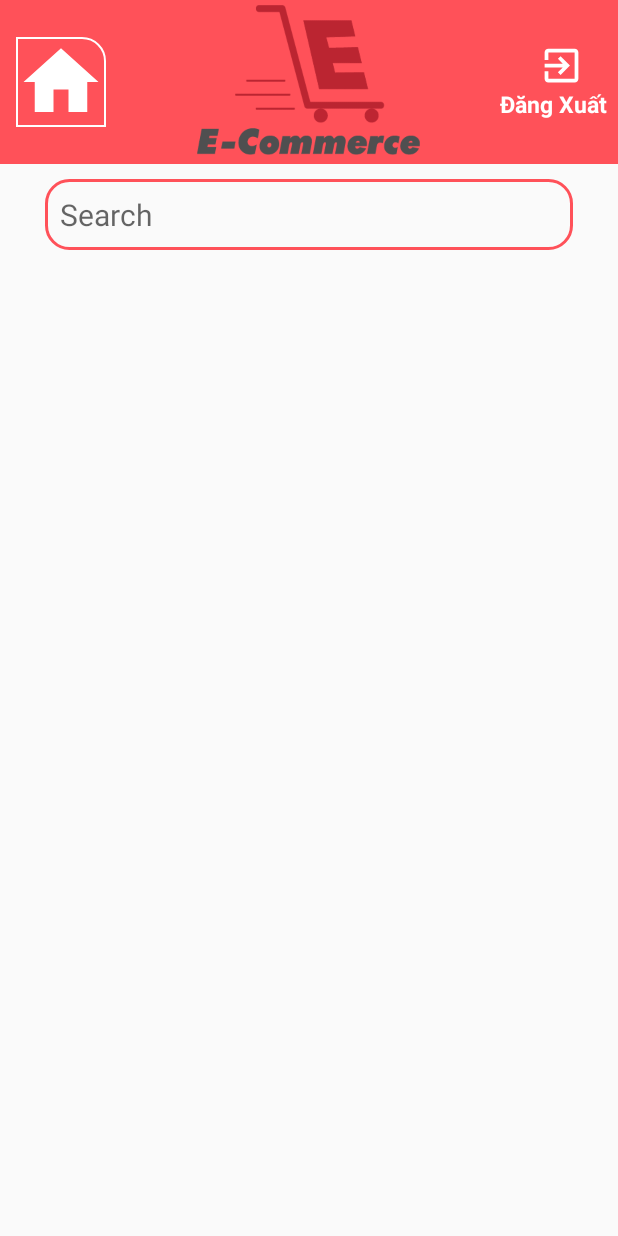
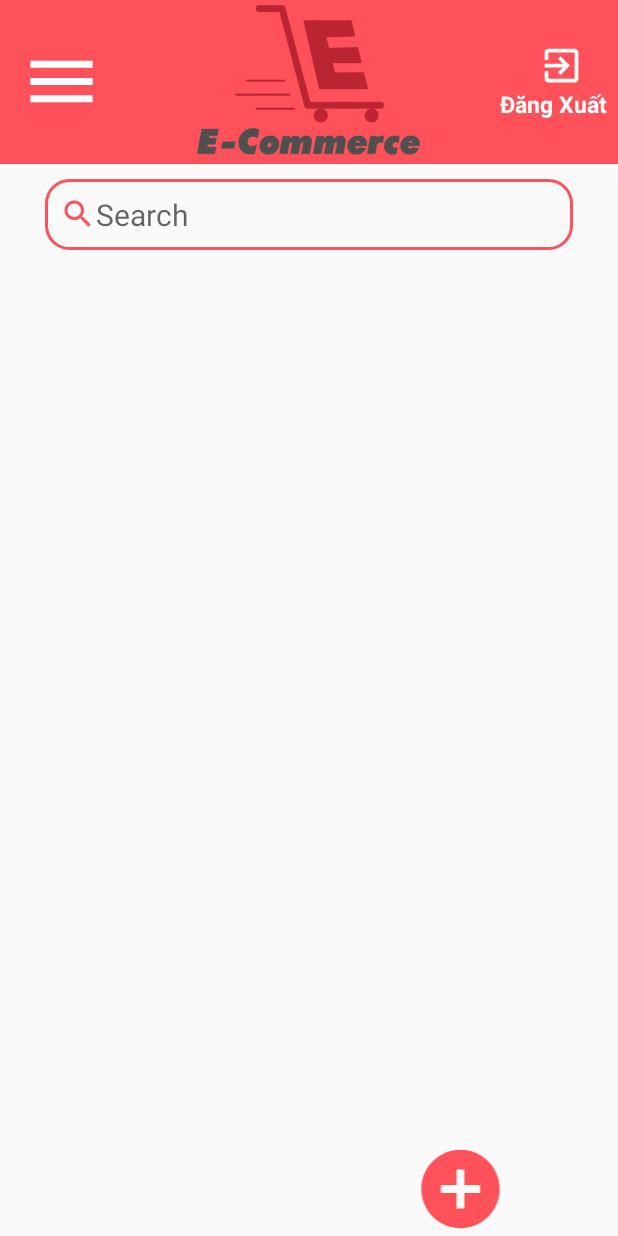
Before and after one commit to vutranquochunghau/E-CommerceADMIN, an Android app: the screen it shows after launch (Trangchu_Admin), on a phone screen of 412 x 824 dp. Run offline under Robolectric (Android 15) with nearby library versions, the phone set to English and light mode, and no system bars.

Commit message:
ProjectMain.hau

```diff
--- a/app/src/main/java/com/example/e_commerceadmin/Activity/Trangchu_Admin.java
+++ b/app/src/main/java/com/example/e_commerceadmin/Activity/Trangchu_Admin.java
@@ -1,18 +1,31 @@
 package com.example.e_commerceadmin.Activity;
 
 import androidx.appcompat.app.AppCompatActivity;
+import androidx.core.view.GravityCompat;
+import androidx.drawerlayout.widget.DrawerLayout;
 
+import android.annotation.SuppressLint;
 import android.os.Bundle;
+import android.view.View;
 
 import com.example.e_commerceadmin.R;
 
 public class Trangchu_Admin extends AppCompatActivity {
 
-    private static final android.R.attr R = new android.R.attr();
+
+//    DrawerLayout drawerLayout = findViewById(R.id.drawer_layout);
 
     @Override
     protected void onCreate(Bundle savedInstanceState) {
         super.onCreate(savedInstanceState);
         setContentView(com.example.e_commerceadmin.R.layout.activity_trangchu__admin);
     }
+
+//    public void clickMenu(View view){
+//        openDrawer(drawerLayout);
+//    }
+//
+//    private static void openDrawer(DrawerLayout drawerLayout){
+//        drawerLayout.openDrawer(GravityCompat.START);
+//    }
 }
--- /dev/null
+++ b/app/src/main/res/drawable/ic_addproducts.xml
@@ -0,0 +1,5 @@
+<vector android:height="70dp" android:tint="#FF5159"
+    android:viewportHeight="24" android:viewportWidth="24"
+    android:width="70dp" xmlns:android="http://schemas.android.com/apk/res/android">
+    <path android:fillColor="@android:color/white" android:pathData="M12,2C6.48,2 2,6.48 2,12s4.48,10 10,10 10,-4.48 10,-10S17.52,2 12,2zM17,13h-4v4h-2v-4L7,13v-2h4L11,7h2v4h4v2z"/>
+</vector>
--- /dev/null
+++ b/app/src/main/res/drawable/ic_baseline_bookmarks_24.xml
@@ -0,0 +1,5 @@
+<vector android:height="24dp" android:tint="#17BC27"
+    android:viewportHeight="24" android:viewportWidth="24"
+    android:width="24dp" xmlns:android="http://schemas.android.com/apk/res/android">
+    <path android:fillColor="@android:color/white" android:pathData="M19,18l2,1V3c0,-1.1 -0.9,-2 -2,-2H8.99C7.89,1 7,1.9 7,3h10c1.1,0 2,0.9 2,2v13zM15,5H5c-1.1,0 -2,0.9 -2,2v16l7,-3 7,3V7c0,-1.1 -0.9,-2 -2,-2z"/>
+</vector>
--- /dev/null
+++ b/app/src/main/res/drawable/ic_baseline_menu_24.xml
@@ -0,0 +1,5 @@
+<vector android:height="55dp" android:tint="#FFFFFF"
+    android:viewportHeight="24" android:viewportWidth="24"
+    android:width="55dp" xmlns:android="http://schemas.android.com/apk/res/android">
+    <path android:fillColor="@android:color/white" android:pathData="M3,18h18v-2L3,16v2zM3,13h18v-2L3,11v2zM3,6v2h18L21,6L3,6z"/>
+</vector>
--- /dev/null
+++ b/app/src/main/res/drawable/ic_baseline_supervised_user_circle_24.xml
@@ -0,0 +1,5 @@
+<vector android:height="24dp" android:tint="#0D0DE6"
+    android:viewportHeight="24" android:viewportWidth="24"
+    android:width="24dp" xmlns:android="http://schemas.android.com/apk/res/android">
+    <path android:fillColor="@android:color/white" android:pathData="M11.99,2c-5.52,0 -10,4.48 -10,10s4.48,10 10,10 10,-4.48 10,-10 -4.48,-10 -10,-10zM15.6,8.34c1.07,0 1.93,0.86 1.93,1.93 0,1.07 -0.86,1.93 -1.93,1.93 -1.07,0 -1.93,-0.86 -1.93,-1.93 -0.01,-1.07 0.86,-1.93 1.93,-1.93zM9.6,6.76c1.3,0 2.36,1.06 2.36,2.36 0,1.3 -1.06,2.36 -2.36,2.36s-2.36,-1.06 -2.36,-2.36c0,-1.31 1.05,-2.36 2.36,-2.36zM9.6,15.89v3.75c-2.4,-0.75 -4.3,-2.6 -5.14,-4.96 1.05,-1.12 3.67,-1.69 5.14,-1.69 0.53,0 1.2,0.08 1.9,0.22 -1.64,0.87 -1.9,2.02 -1.9,2.68zM11.99,20c-0.27,0 -0.53,-0.01 -0.79,-0.04v-4.07c0,-1.42 2.94,-2.13 4.4,-2.13 1.07,0 2.92,0.39 3.84,1.15 -1.17,2.97 -4.06,5.09 -7.45,5.09z"/>
+</vector>
--- /dev/null
+++ b/app/src/main/res/drawable/ic_baseline_vpn_key_24.xml
@@ -0,0 +1,5 @@
+<vector android:height="24dp" android:tint="#FFFB36"
+    android:viewportHeight="24" android:viewportWidth="24"
+    android:width="24dp" xmlns:android="http://schemas.android.com/apk/res/android">
+    <path android:fillColor="@android:color/white" android:pathData="M12.65,10C11.83,7.67 9.61,6 7,6c-3.31,0 -6,2.69 -6,6s2.69,6 6,6c2.61,0 4.83,-1.67 5.65,-4H17v4h4v-4h2v-4H12.65zM7,14c-1.1,0 -2,-0.9 -2,-2s0.9,-2 2,-2 2,0.9 2,2 -0.9,2 -2,2z"/>
+</vector>
--- /dev/null
+++ b/app/src/main/res/drawable/ic_out.xml
@@ -0,0 +1,5 @@
+<vector android:height="24dp" android:tint="#FF0E11"
+    android:viewportHeight="24" android:viewportWidth="24"
+    android:width="24dp" xmlns:android="http://schemas.android.com/apk/res/android">
+    <path android:fillColor="@android:color/white" android:pathData="M22,3L7,3c-0.69,0 -1.23,0.35 -1.59,0.88L0,12l5.41,8.11c0.36,0.53 0.9,0.89 1.59,0.89h15c1.1,0 2,-0.9 2,-2L24,5c0,-1.1 -0.9,-2 -2,-2zM19,15.59L17.59,17 14,13.41 10.41,17 9,15.59 12.59,12 9,8.41 10.41,7 14,10.59 17.59,7 19,8.41 15.41,12 19,15.59z"/>
+</vector>
--- a/app/src/main/res/layout/activity_trangchu__admin.xml
+++ b/app/src/main/res/layout/activity_trangchu__admin.xml
@@ -5,6 +5,7 @@
     android:layout_width="match_parent"
     android:layout_height="match_parent"
     tools:context=".Activity.Trangchu_Admin"
+    android:id="@+id/drawer_layout"
     android:orientation="vertical">
 
     <LinearLayout
@@ -25,11 +26,12 @@
                 android:layout_weight="1"
                 android:orientation="horizontal"
                 android:gravity="center">
+
                 <ImageView
                     android:layout_width="wrap_content"
                     android:layout_height="wrap_content"
-                    android:src="@drawable/ic_baseline_home_24"
-                    android:background="@drawable/round_border_trangchu_iconhome"/>
+                    android:onClick="clickMenu"
+                    android:src="@drawable/ic_baseline_menu_24" />
 
             </LinearLayout>
             <LinearLayout
@@ -73,12 +75,14 @@
             android:layout_height="0dp"
             android:layout_weight="1"
             android:orientation="vertical">
+
             <EditText
-                android:layout_marginTop="10dp"
                 android:layout_width="match_parent"
                 android:layout_height="wrap_content"
                 android:layout_marginHorizontal="30dp"
+                android:layout_marginTop="10dp"
                 android:background="@drawable/round_border_login_admin"
+                android:drawableLeft="@drawable/ic_baseline_search_24"
                 android:hint="Search"
                 android:inputType="text"
                 android:padding="10dp"
@@ -90,5 +94,62 @@
     <LinearLayout
         android:layout_width="match_parent"
         android:layout_height="0dp"
-        android:layout_weight="7"></LinearLayout>
+        android:layout_weight="7"
+        android:paddingTop="20dp"
+        android:orientation="horizontal">
+
+        <LinearLayout
+            android:layout_width="0dp"
+            android:layout_weight="2"
+            android:layout_height="match_parent"
+            android:orientation="horizontal">
+            <ListView
+                android:layout_width="match_parent"
+                android:layout_height="match_parent"/>
+
+        </LinearLayout>
+        <LinearLayout
+            android:layout_width="0dp"
+            android:layout_weight="7"
+            android:layout_height="match_parent"
+            android:orientation="vertical">
+
+            <LinearLayout
+                android:layout_width="match_parent"
+                android:layout_height="0dp"
+                android:layout_weight="9">
+
+                <ListView
+                    android:layout_width="match_parent"
+                    android:layout_height="match_parent">
+
+                </ListView>
+            </LinearLayout>
+
+            <LinearLayout
+                android:layout_width="match_parent"
+                android:layout_height="0dp"
+                android:layout_weight="1"
+                android:gravity="right">
+
+                <ImageView
+                    android:layout_width="wrap_content"
+                    android:layout_height="wrap_content"
+                    android:src="@drawable/ic_addproducts"
+                    android:paddingRight="70dp"/>
+
+            </LinearLayout>
+
+
+        </LinearLayout>
+    </LinearLayout>
+
+<!--    <RelativeLayout-->
+<!--        android:layout_width="300dp"-->
+<!--        android:layout_height="match_parent"-->
+<!--        android:layout_gravity="start"-->
+<!--        android:background="#fff">-->
+
+<!--        <include layout="@layout/main_nav_drawer" />-->
+<!--    </RelativeLayout>-->
 </LinearLayout>
```
Also changed, not shown: app/src/main/res/drawable/ic_block.xml (added, +10 -0 lines), app/src/main/res/layout/main_nav_drawer.xml (added, +70 -0 lines).
